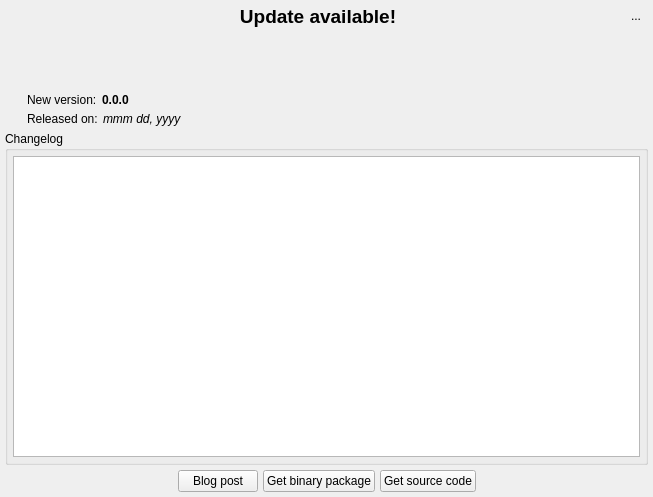
Old version of the form libs/libgui/ui/widgets/updatenotifierwidget.ui in the repository arichiardi/pgmodeler.
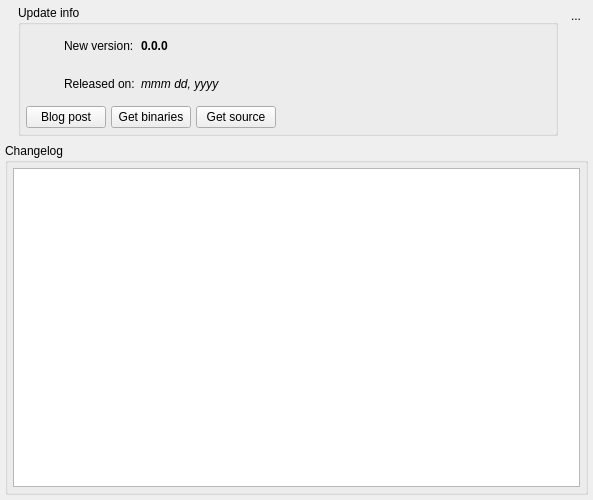
New version of the form. Icons and pictures are not drawn.

Commit message: Rearranged the UI of AboutWidget and UpdateNotifierWidget

```diff
--- a/libs/libgui/ui/widgets/updatenotifierwidget.ui
+++ b/libs/libgui/ui/widgets/updatenotifierwidget.ui
@@ -12,14 +12,14 @@
    <rect>
     <x>0</x>
     <y>0</y>
-    <width>653</width>
-    <height>497</height>
+    <width>593</width>
+    <height>500</height>
    </rect>
   </property>
   <property name="minimumSize">
    <size>
-    <width>500</width>
-    <height>400</height>
+    <width>550</width>
+    <height>500</height>
    </size>
   </property>
   <property name="windowTitle">
@@ -58,7 +58,7 @@
      <property name="frameShadow">
       <enum>QFrame::Shadow::Raised</enum>
      </property>
-     <layout class="QGridLayout" name="gridLayout_2">
+     <layout class="QGridLayout" name="gridLayout">
       <property name="leftMargin">
        <number>5</number>
       </property>
@@ -71,13 +71,15 @@
       <property name="bottomMargin">
        <number>5</number>
       </property>
-      <property name="spacing">
-       <number>5</number>
-      </property>
       <item row="0" column="0" rowspan="2">
+       <layout class="QHBoxLayout" name="horizontalLayout_2">
+        <property name="sizeConstraint">
+         <enum>QLayout::SizeConstraint::SetDefaultConstraint</enum>
+        </property>
+        <item>
        <widget class="QLabel" name="label">
         <property name="sizePolicy">
-         <sizepolicy hsizetype="Fixed" vsizetype="Preferred">
+           <sizepolicy hsizetype="Fixed" vsizetype="Fixed">
           <horstretch>0</horstretch>
           <verstretch>0</verstretch>
          </sizepolicy>
@@ -102,28 +104,131 @@
         </property>
        </widget>
       </item>
-      <item row="0" column="1" rowspan="2">
-       <layout class="QGridLayout" name="gridLayout">
+        <item>
+         <widget class="QGroupBox" name="groupBox">
+          <property name="sizePolicy">
+           <sizepolicy hsizetype="Preferred" vsizetype="Fixed">
+            <horstretch>0</horstretch>
+            <verstretch>0</verstretch>
+           </sizepolicy>
+          </property>
+          <property name="title">
+           <string>Update info</string>
+          </property>
+          <layout class="QGridLayout" name="gridLayout_2">
+           <property name="leftMargin">
+            <number>5</number>
+           </property>
+           <property name="topMargin">
+            <number>5</number>
+           </property>
+           <property name="rightMargin">
+            <number>5</number>
+           </property>
+           <property name="bottomMargin">
+            <number>5</number>
+           </property>
         <item row="0" column="0">
-         <widget class="QLabel" name="title_lbl">
+            <widget class="QLabel" name="label_2">
+             <property name="sizePolicy">
+              <sizepolicy hsizetype="Fixed" vsizetype="Fixed">
+               <horstretch>0</horstretch>
+               <verstretch>0</verstretch>
+              </sizepolicy>
+             </property>
+             <property name="minimumSize">
+              <size>
+               <width>32</width>
+               <height>32</height>
+              </size>
+             </property>
+             <property name="maximumSize">
+              <size>
+               <width>32</width>
+               <height>32</height>
+              </size>
+             </property>
+             <property name="text">
+              <string/>
+             </property>
+             <property name="pixmap">
+              <pixmap resource="../../res/resources.qrc">:/icons/icons/update.png</pixmap>
+             </property>
+             <property name="scaledContents">
+              <bool>true</bool>
+             </property>
+            </widget>
+           </item>
+           <item row="0" column="1">
+            <widget class="QLabel" name="version_lbl">
+             <property name="text">
+              <string>New version:</string>
+             </property>
+             <property name="alignment">
+              <set>Qt::AlignmentFlag::AlignLeading|Qt::AlignmentFlag::AlignLeft|Qt::AlignmentFlag::AlignVCenter</set>
+             </property>
+             <property name="margin">
+              <number>0</number>
+             </property>
+             <property name="indent">
+              <number>0</number>
+             </property>
+            </widget>
+           </item>
+           <item row="0" column="2">
+            <widget class="QLabel" name="ver_num_lbl">
+             <property name="sizePolicy">
+              <sizepolicy hsizetype="Expanding" vsizetype="Fixed">
+               <horstretch>0</horstretch>
+               <verstretch>0</verstretch>
+              </sizepolicy>
+             </property>
           <property name="font">
            <font>
-            <pointsize>14</pointsize>
             <bold>true</bold>
            </font>
           </property>
           <property name="text">
-           <string>Update available!</string>
+              <string>0.0.0</string>
           </property>
           <property name="alignment">
-           <set>Qt::AlignmentFlag::AlignHCenter|Qt::AlignmentFlag::AlignTop</set>
-          </property>
-         </widget>
-        </item>
-        <item row="2" column="0">
-         <layout class="QHBoxLayout" name="horizontalLayout_2">
-          <item>
-           <widget class="QLabel" name="date_lbl_2">
+              <set>Qt::AlignmentFlag::AlignLeading|Qt::AlignmentFlag::AlignLeft|Qt::AlignmentFlag::AlignVCenter</set>
+             </property>
+             <property name="margin">
+              <number>0</number>
+             </property>
+            </widget>
+           </item>
+           <item row="1" column="0">
+            <widget class="QLabel" name="label_3">
+             <property name="minimumSize">
+              <size>
+               <width>32</width>
+               <height>32</height>
+              </size>
+             </property>
+             <property name="maximumSize">
+              <size>
+               <width>32</width>
+               <height>32</height>
+              </size>
+             </property>
+             <property name="text">
+              <string/>
+             </property>
+             <property name="pixmap">
+              <pixmap resource="../../res/resources.qrc">:/icons/icons/typedatetime.png</pixmap>
+             </property>
+             <property name="scaledContents">
+              <bool>true</bool>
+             </property>
+             <property name="indent">
+              <number>10</number>
+             </property>
+            </widget>
+           </item>
+           <item row="1" column="1">
+            <widget class="QLabel" name="date_lbl">
             <property name="text">
              <string>Released on:</string>
             </property>
@@ -131,14 +236,14 @@
              <set>Qt::AlignmentFlag::AlignLeading|Qt::AlignmentFlag::AlignLeft|Qt::AlignmentFlag::AlignVCenter</set>
             </property>
             <property name="margin">
-             <number>10</number>
+              <number>0</number>
             </property>
             <property name="indent">
-             <number>10</number>
+              <number>0</number>
             </property>
            </widget>
           </item>
-          <item>
+           <item row="1" column="2">
            <widget class="QLabel" name="ver_date_lbl">
             <property name="sizePolicy">
              <sizepolicy hsizetype="Expanding" vsizetype="Fixed">
@@ -163,55 +268,122 @@
             </property>
            </widget>
           </item>
-         </layout>
-        </item>
-        <item row="1" column="0">
-         <layout class="QHBoxLayout" name="horizontalLayout_4">
-          <item>
-           <widget class="QLabel" name="version_lbl">
-            <property name="text">
-             <string>New version:</string>
-            </property>
-            <property name="alignment">
-             <set>Qt::AlignmentFlag::AlignLeading|Qt::AlignmentFlag::AlignLeft|Qt::AlignmentFlag::AlignVCenter</set>
-            </property>
-            <property name="margin">
-             <number>10</number>
-            </property>
-            <property name="indent">
-             <number>10</number>
-            </property>
-           </widget>
-          </item>
-          <item>
-           <widget class="QLabel" name="ver_num_lbl">
-            <property name="sizePolicy">
-             <sizepolicy hsizetype="Expanding" vsizetype="Fixed">
-              <horstretch>0</horstretch>
-              <verstretch>0</verstretch>
-             </sizepolicy>
-            </property>
-            <property name="font">
-             <font>
-              <bold>true</bold>
-             </font>
-            </property>
-            <property name="text">
-             <string>0.0.0</string>
-            </property>
-            <property name="alignment">
-             <set>Qt::AlignmentFlag::AlignLeading|Qt::AlignmentFlag::AlignLeft|Qt::AlignmentFlag::AlignVCenter</set>
-            </property>
-            <property name="margin">
+           <item row="2" column="0" colspan="3">
+            <layout class="QHBoxLayout" name="horizontalLayout">
+             <property name="spacing">
+              <number>5</number>
+             </property>
+             <property name="leftMargin">
              <number>0</number>
             </property>
-           </widget>
-          </item>
+             <item>
+              <widget class="QPushButton" name="blog_post_btn">
+               <property name="sizePolicy">
+                <sizepolicy hsizetype="Fixed" vsizetype="Fixed">
+                 <horstretch>0</horstretch>
+                 <verstretch>0</verstretch>
+                </sizepolicy>
+               </property>
+               <property name="toolTip">
+                <string>&lt;p&gt;Redirects to the blog post detailing this release.&lt;/p&gt;</string>
+               </property>
+               <property name="text">
+                <string>Blog post</string>
+               </property>
+               <property name="icon">
+                <iconset resource="../../res/resources.qrc">
+                 <normaloff>:/icons/icons/blogpost.png</normaloff>:/icons/icons/blogpost.png</iconset>
+               </property>
+               <property name="iconSize">
+                <size>
+                 <width>25</width>
+                 <height>25</height>
+                </size>
+               </property>
+               <property name="checkable">
+                <bool>false</bool>
+               </property>
+              </widget>
+             </item>
+             <item>
+              <widget class="QPushButton" name="get_binary_btn">
+               <property name="sizePolicy">
+                <sizepolicy hsizetype="Fixed" vsizetype="Fixed">
+                 <horstretch>0</horstretch>
+                 <verstretch>0</verstretch>
+                </sizepolicy>
+               </property>
+               <property name="toolTip">
+                <string>Redirects to the purchase page.</string>
+               </property>
+               <property name="text">
+                <string>Get binaries</string>
+               </property>
+               <property name="icon">
+                <iconset resource="../../res/resources.qrc">
+                 <normaloff>:/icons/icons/dl_binary.png</normaloff>:/icons/icons/dl_binary.png</iconset>
+               </property>
+               <property name="iconSize">
+                <size>
+                 <width>25</width>
+                 <height>25</height>
+                </size>
+               </property>
+               <property name="checkable">
+                <bool>false</bool>
+               </property>
+              </widget>
+             </item>
+             <item>
+              <widget class="QPushButton" name="get_source_btn">
+               <property name="sizePolicy">
+                <sizepolicy hsizetype="Fixed" vsizetype="Fixed">
+                 <horstretch>0</horstretch>
+                 <verstretch>0</verstretch>
+                </sizepolicy>
+               </property>
+               <property name="toolTip">
+                <string>Redirects to the source code repository at GitHub.</string>
+               </property>
+               <property name="text">
+                <string>Get source</string>
+               </property>
+               <property name="icon">
+                <iconset resource="../../res/resources.qrc">
+                 <normaloff>:/icons/icons/dl_source.png</normaloff>:/icons/icons/dl_source.png</iconset>
+               </property>
+               <property name="iconSize">
+                <size>
+                 <width>25</width>
+                 <height>25</height>
+                </size>
+               </property>
+               <property name="checkable">
+                <bool>false</bool>
+               </property>
+              </widget>
+             </item>
+             <item>
+              <spacer name="horizontalSpacer">
+               <property name="orientation">
+                <enum>Qt::Orientation::Horizontal</enum>
+               </property>
+               <property name="sizeHint" stdset="0">
+                <size>
+                 <width>40</width>
+                 <height>20</height>
+                </size>
+               </property>
+              </spacer>
+             </item>
          </layout>
         </item>
        </layout>
-      </item>
-      <item row="0" column="2">
+         </widget>
+        </item>
+       </layout>
+      </item>
+      <item row="0" column="1">
        <widget class="QToolButton" name="hide_tb">
         <property name="toolTip">
          <string>Hide this widget</string>
@@ -234,23 +406,23 @@
         </property>
        </widget>
       </item>
-      <item row="1" column="2">
+      <item row="1" column="1">
        <spacer name="verticalSpacer">
         <property name="orientation">
          <enum>Qt::Orientation::Vertical</enum>
         </property>
         <property name="sizeType">
-         <enum>QSizePolicy::Policy::Fixed</enum>
+         <enum>QSizePolicy::Policy::Preferred</enum>
         </property>
         <property name="sizeHint" stdset="0">
          <size>
           <width>20</width>
-          <height>100</height>
+          <height>111</height>
          </size>
         </property>
        </spacer>
       </item>
-      <item row="2" column="0" colspan="3">
+      <item row="2" column="0" colspan="2">
        <widget class="QGroupBox" name="changelog_gb">
         <property name="sizePolicy">
          <sizepolicy hsizetype="Preferred" vsizetype="Expanding">
@@ -314,126 +486,6 @@
         </layout>
        </widget>
       </item>
-      <item row="3" column="0" colspan="3">
-       <layout class="QHBoxLayout" name="horizontalLayout">
-        <property name="spacing">
-         <number>5</number>
-        </property>
-        <item>
-         <spacer name="horizontalSpacer_2">
-          <property name="orientation">
-           <enum>Qt::Orientation::Horizontal</enum>
-          </property>
-          <property name="sizeHint" stdset="0">
-           <size>
-            <width>40</width>
-            <height>20</height>
-           </size>
-          </property>
-         </spacer>
-        </item>
-        <item>
-         <widget class="QPushButton" name="blog_post_btn">
-          <property name="sizePolicy">
-           <sizepolicy hsizetype="Preferred" vsizetype="Preferred">
-            <horstretch>0</horstretch>
-            <verstretch>0</verstretch>
-           </sizepolicy>
-          </property>
-          <property name="toolTip">
-           <string>&lt;p&gt;Redirects to the blog post detailing this release.&lt;/p&gt;</string>
-          </property>
-          <property name="text">
-           <string>Blog post</string>
-          </property>
-          <property name="icon">
-           <iconset resource="../../res/resources.qrc">
-            <normaloff>:/icons/icons/blogpost.png</normaloff>:/icons/icons/blogpost.png</iconset>
-          </property>
-          <property name="iconSize">
-           <size>
-            <width>25</width>
-            <height>25</height>
-           </size>
-          </property>
-          <property name="checkable">
-           <bool>false</bool>
-          </property>
-         </widget>
-        </item>
-        <item>
-         <widget class="QPushButton" name="get_binary_btn">
-          <property name="sizePolicy">
-           <sizepolicy hsizetype="Preferred" vsizetype="Preferred">
-            <horstretch>0</horstretch>
-            <verstretch>0</verstretch>
-           </sizepolicy>
-          </property>
-          <property name="toolTip">
-           <string>Redirects to the purchase page.</string>
-          </property>
-          <property name="text">
-           <string>Get binary package</string>
-          </property>
-          <property name="icon">
-           <iconset resource="../../res/resources.qrc">
-            <normaloff>:/icons/icons/dl_binary.png</normaloff>:/icons/icons/dl_binary.png</iconset>
-          </property>
-          <property name="iconSize">
-           <size>
-            <width>25</width>
-            <height>25</height>
-           </size>
-          </property>
-          <property name="checkable">
-           <bool>false</bool>
-          </property>
-         </widget>
-        </item>
-        <item>
-         <widget class="QPushButton" name="get_source_btn">
-          <property name="sizePolicy">
-           <sizepolicy hsizetype="Preferred" vsizetype="Preferred">
-            <horstretch>0</horstretch>
-            <verstretch>0</verstretch>
-           </sizepolicy>
-          </property>
-          <property name="toolTip">
-           <string>Redirects to the source code repository at GitHub.</string>
-          </property>
-          <property name="text">
-           <string>Get source code</string>
-          </property>
-          <property name="icon">
-           <iconset resource="../../res/resources.qrc">
-            <normaloff>:/icons/icons/dl_source.png</normaloff>:/icons/icons/dl_source.png</iconset>
-          </property>
-          <property name="iconSize">
-           <size>
-            <width>25</width>
-            <height>25</height>
-           </size>
-          </property>
-          <property name="checkable">
-           <bool>false</bool>
-          </property>
-         </widget>
-        </item>
-        <item>
-         <spacer name="horizontalSpacer">
-          <property name="orientation">
-           <enum>Qt::Orientation::Horizontal</enum>
-          </property>
-          <property name="sizeHint" stdset="0">
-           <size>
-            <width>40</width>
-            <height>20</height>
-           </size>
-          </property>
-         </spacer>
-        </item>
-       </layout>
-      </item>
      </layout>
     </widget>
    </item>
```
Lines whose indentation alone changed are shown as unchanged. The commit also changes 6 other files.
